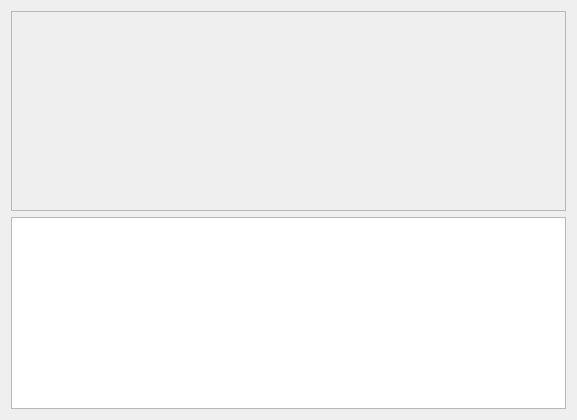
ashleefoureyes/quackjaws, file deliverable2-code/viewclients.ui: the form before one commit.
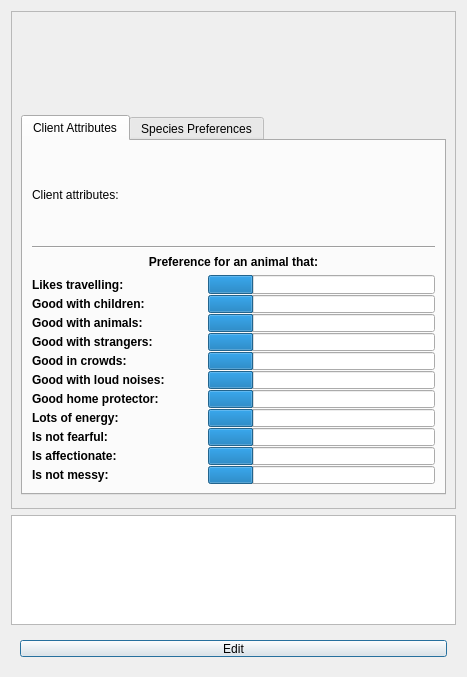
The form after the commit.

Commit message: Working on viewClient with all attributes

What changed in the file:
```diff
--- a/deliverable2-code/viewclients.ui
+++ b/deliverable2-code/viewclients.ui
@@ -6,23 +6,26 @@
    <rect>
     <x>0</x>
     <y>0</y>
-    <width>577</width>
-    <height>420</height>
+    <width>467</width>
+    <height>677</height>
    </rect>
   </property>
   <property name="minimumSize">
    <size>
-    <width>550</width>
+    <width>467</width>
     <height>420</height>
    </size>
   </property>
+  <property name="maximumSize">
+   <size>
+    <width>467</width>
+    <height>677</height>
+   </size>
+  </property>
   <property name="windowTitle">
    <string>Dialog</string>
   </property>
   <layout class="QGridLayout" name="gridLayout">
-   <item row="1" column="0">
-    <widget class="QListWidget" name="clientList"/>
-   </item>
    <item row="0" column="0">
     <widget class="QFrame" name="frame">
      <property name="minimumSize">
@@ -39,35 +42,720 @@
      </property>
      <layout class="QGridLayout" name="gridLayout_2">
       <item row="0" column="0">
-       <widget class="QLabel" name="lbClientInfo">
+       <widget class="QLabel" name="lbContactInfo">
         <property name="minimumSize">
          <size>
-          <width>100</width>
-          <height>100</height>
+          <width>440</width>
+          <height>80</height>
          </size>
         </property>
         <property name="maximumSize">
          <size>
-          <width>1000</width>
-          <height>1000</height>
+          <width>440</width>
+          <height>80</height>
          </size>
         </property>
-        <property name="font">
-         <font>
-          <pointsize>14</pointsize>
-         </font>
-        </property>
         <property name="text">
          <string/>
         </property>
-        <property name="scaledContents">
-         <bool>true</bool>
-        </property>
         <property name="alignment">
          <set>Qt::AlignCenter</set>
         </property>
        </widget>
       </item>
+      <item row="1" column="0">
+       <widget class="QTabWidget" name="tabWidget">
+        <property name="minimumSize">
+         <size>
+          <width>0</width>
+          <height>380</height>
+         </size>
+        </property>
+        <property name="maximumSize">
+         <size>
+          <width>485</width>
+          <height>380</height>
+         </size>
+        </property>
+        <property name="currentIndex">
+         <number>0</number>
+        </property>
+        <widget class="QWidget" name="tab">
+         <attribute name="title">
+          <string>Client Attributes</string>
+         </attribute>
+         <layout class="QVBoxLayout" name="verticalLayout_5">
+          <item>
+           <widget class="QLabel" name="lbClientAttributes">
+            <property name="minimumSize">
+             <size>
+              <width>0</width>
+              <height>90</height>
+             </size>
+            </property>
+            <property name="maximumSize">
+             <size>
+              <width>485</width>
+              <height>90</height>
+             </size>
+            </property>
+            <property name="text">
+             <string>Client attributes:</string>
+            </property>
+           </widget>
+          </item>
+          <item>
+           <widget class="Line" name="line_2">
+            <property name="orientation">
+             <enum>Qt::Horizontal</enum>
+            </property>
+           </widget>
+          </item>
+          <item>
+           <widget class="QLabel" name="label">
+            <property name="font">
+             <font>
+              <weight>75</weight>
+              <bold>true</bold>
+              <underline>false</underline>
+             </font>
+            </property>
+            <property name="text">
+             <string>Preference for an animal that:</string>
+            </property>
+            <property name="alignment">
+             <set>Qt::AlignCenter</set>
+            </property>
+           </widget>
+          </item>
+          <item>
+           <layout class="QVBoxLayout" name="verticalLayout_7">
+            <property name="spacing">
+             <number>1</number>
+            </property>
+            <property name="sizeConstraint">
+             <enum>QLayout::SetDefaultConstraint</enum>
+            </property>
+            <item>
+             <layout class="QHBoxLayout" name="likesTravel_2">
+              <item>
+               <widget class="QLabel" name="lbLikesTravel_2">
+                <property name="minimumSize">
+                 <size>
+                  <width>175</width>
+                  <height>0</height>
+                 </size>
+                </property>
+                <property name="font">
+                 <font>
+                  <weight>75</weight>
+                  <bold>true</bold>
+                 </font>
+                </property>
+                <property name="text">
+                 <string>Likes travelling:</string>
+                </property>
+               </widget>
+              </item>
+              <item>
+               <widget class="QProgressBar" name="barLikesTravel_2">
+                <property name="minimumSize">
+                 <size>
+                  <width>175</width>
+                  <height>0</height>
+                 </size>
+                </property>
+                <property name="minimum">
+                 <number>-1</number>
+                </property>
+                <property name="maximum">
+                 <number>4</number>
+                </property>
+                <property name="value">
+                 <number>0</number>
+                </property>
+                <property name="textVisible">
+                 <bool>false</bool>
+                </property>
+               </widget>
+              </item>
+             </layout>
+            </item>
+            <item>
+             <layout class="QHBoxLayout" name="goodwChildren_2">
+              <item>
+               <widget class="QLabel" name="lbChildren_2">
+                <property name="minimumSize">
+                 <size>
+                  <width>175</width>
+                  <height>0</height>
+                 </size>
+                </property>
+                <property name="font">
+                 <font>
+                  <weight>75</weight>
+                  <bold>true</bold>
+                 </font>
+                </property>
+                <property name="text">
+                 <string>Good with children:</string>
+                </property>
+               </widget>
+              </item>
+              <item>
+               <widget class="QProgressBar" name="barChildren_2">
+                <property name="minimumSize">
+                 <size>
+                  <width>175</width>
+                  <height>0</height>
+                 </size>
+                </property>
+                <property name="minimum">
+                 <number>-1</number>
+                </property>
+                <property name="maximum">
+                 <number>4</number>
+                </property>
+                <property name="value">
+                 <number>0</number>
+                </property>
+                <property name="textVisible">
+                 <bool>false</bool>
+                </property>
+               </widget>
+              </item>
+             </layout>
+            </item>
+            <item>
+             <layout class="QHBoxLayout" name="goodwAnimals_2">
+              <item>
+               <widget class="QLabel" name="lbAnimals_2">
+                <property name="minimumSize">
+                 <size>
+                  <width>175</width>
+                  <height>0</height>
+                 </size>
+                </property>
+                <property name="font">
+                 <font>
+                  <weight>75</weight>
+                  <bold>true</bold>
+                 </font>
+                </property>
+                <property name="text">
+                 <string>Good with animals:</string>
+                </property>
+               </widget>
+              </item>
+              <item>
+               <widget class="QProgressBar" name="barAnimals_2">
+                <property name="minimumSize">
+                 <size>
+                  <width>175</width>
+                  <height>0</height>
+                 </size>
+                </property>
+                <property name="minimum">
+                 <number>-1</number>
+                </property>
+                <property name="maximum">
+                 <number>4</number>
+                </property>
+                <property name="value">
+                 <number>0</number>
+                </property>
+                <property name="textVisible">
+                 <bool>false</bool>
+                </property>
+               </widget>
+              </item>
+             </layout>
+            </item>
+            <item>
+             <layout class="QHBoxLayout" name="goodwStrangers_2">
+              <item>
+               <widget class="QLabel" name="lbStrangers_2">
+                <property name="minimumSize">
+                 <size>
+                  <width>175</width>
+                  <height>0</height>
+                 </size>
+                </property>
+                <property name="font">
+                 <font>
+                  <weight>75</weight>
+                  <bold>true</bold>
+                 </font>
+                </property>
+                <property name="text">
+                 <string>Good with strangers:</string>
+                </property>
+               </widget>
+              </item>
+              <item>
+               <widget class="QProgressBar" name="barStrangers_2">
+                <property name="minimumSize">
+                 <size>
+                  <width>175</width>
+                  <height>0</height>
+                 </size>
+                </property>
+                <property name="minimum">
+                 <number>-1</number>
+                </property>
+                <property name="maximum">
+                 <number>4</number>
+                </property>
+                <property name="value">
+                 <number>0</number>
+                </property>
+                <property name="textVisible">
+                 <bool>false</bool>
+                </property>
+               </widget>
+              </item>
+             </layout>
+            </item>
+            <item>
+             <layout class="QHBoxLayout" name="goodinCrowds_2">
+              <item>
+               <widget class="QLabel" name="lbCrowds_2">
+                <property name="minimumSize">
+                 <size>
+                  <width>175</width>
+                  <height>0</height>
+                 </size>
+                </property>
+                <property name="font">
+                 <font>
+                  <weight>75</weight>
+                  <bold>true</bold>
+                 </font>
+                </property>
+                <property name="text">
+                 <string>Good in crowds:</string>
+                </property>
+               </widget>
+              </item>
+              <item>
+               <widget class="QProgressBar" name="barCrowds_2">
+                <property name="minimumSize">
+                 <size>
+                  <width>175</width>
+                  <height>0</height>
+                 </size>
+                </property>
+                <property name="minimum">
+                 <number>-1</number>
+                </property>
+                <property name="maximum">
+                 <number>4</number>
+                </property>
+                <property name="value">
+                 <number>0</number>
+                </property>
+                <property name="textVisible">
+                 <bool>false</bool>
+                </property>
+               </widget>
+              </item>
+             </layout>
+            </item>
+            <item>
+             <layout class="QHBoxLayout" name="goodwNoise_2">
+              <item>
+               <widget class="QLabel" name="lbNoise_2">
+                <property name="minimumSize">
+                 <size>
+                  <width>175</width>
+                  <height>0</height>
+                 </size>
+                </property>
+                <property name="font">
+                 <font>
+                  <weight>75</weight>
+                  <bold>true</bold>
+                 </font>
+                </property>
+                <property name="text">
+                 <string>Good with loud noises:</string>
+                </property>
+               </widget>
+              </item>
+              <item>
+               <widget class="QProgressBar" name="barNoise_2">
+                <property name="minimumSize">
+                 <size>
+                  <width>175</width>
+                  <height>0</height>
+                 </size>
+                </property>
+                <property name="minimum">
+                 <number>-1</number>
+                </property>
+                <property name="maximum">
+                 <number>4</number>
+                </property>
+                <property name="value">
+                 <number>0</number>
+                </property>
+                <property name="textVisible">
+                 <bool>false</bool>
+                </property>
+               </widget>
+              </item>
+             </layout>
+            </item>
+            <item>
+             <layout class="QHBoxLayout" name="goodProtector_2">
+              <item>
+               <widget class="QLabel" name="lbProtector_2">
+                <property name="minimumSize">
+                 <size>
+                  <width>175</width>
+                  <height>0</height>
+                 </size>
+                </property>
+                <property name="font">
+                 <font>
+                  <weight>75</weight>
+                  <bold>true</bold>
+                 </font>
+                </property>
+                <property name="text">
+                 <string>Good home protector:</string>
+                </property>
+               </widget>
+              </item>
+              <item>
+               <widget class="QProgressBar" name="barProtector_2">
+                <property name="minimumSize">
+                 <size>
+                  <width>175</width>
+                  <height>0</height>
+                 </size>
+                </property>
+                <property name="minimum">
+                 <number>-1</number>
+                </property>
+                <property name="maximum">
+                 <number>4</number>
+                </property>
+                <property name="value">
+                 <number>0</number>
+                </property>
+                <property name="textVisible">
+                 <bool>false</bool>
+                </property>
+               </widget>
+              </item>
+             </layout>
+            </item>
+            <item>
+             <layout class="QHBoxLayout" name="lvlEnergy_2">
+              <item>
+               <widget class="QLabel" name="lbEnergy_2">
+                <property name="minimumSize">
+                 <size>
+                  <width>175</width>
+                  <height>0</height>
+                 </size>
+                </property>
+                <property name="font">
+                 <font>
+                  <weight>75</weight>
+                  <bold>true</bold>
+                 </font>
+                </property>
+                <property name="text">
+                 <string>Lots of energy:</string>
+                </property>
+               </widget>
+              </item>
+              <item>
+               <widget class="QProgressBar" name="barEnergy_2">
+                <property name="minimumSize">
+                 <size>
+                  <width>175</width>
+                  <height>0</height>
+                 </size>
+                </property>
+                <property name="minimum">
+                 <number>-1</number>
+                </property>
+                <property name="maximum">
+                 <number>4</number>
+                </property>
+                <property name="value">
+                 <number>0</number>
+                </property>
+                <property name="textVisible">
+                 <bool>false</bool>
+                </property>
+               </widget>
+              </item>
+             </layout>
+            </item>
+            <item>
+             <layout class="QHBoxLayout" name="lvlFear_2">
+              <item>
+               <widget class="QLabel" name="lbFear_2">
+                <property name="minimumSize">
+                 <size>
+                  <width>175</width>
+                  <height>0</height>
+                 </size>
+                </property>
+                <property name="font">
+                 <font>
+                  <weight>75</weight>
+                  <bold>true</bold>
+                 </font>
+                </property>
+                <property name="text">
+                 <string>Is not fearful:</string>
+                </property>
+               </widget>
+              </item>
+              <item>
+               <widget class="QProgressBar" name="barFear_2">
+                <property name="minimumSize">
+                 <size>
+                  <width>175</width>
+                  <height>0</height>
+                 </size>
+                </property>
+                <property name="minimum">
+                 <number>-1</number>
+                </property>
+                <property name="maximum">
+                 <number>4</number>
+                </property>
+                <property name="value">
+                 <number>0</number>
+                </property>
+                <property name="textVisible">
+                 <bool>false</bool>
+                </property>
+               </widget>
+              </item>
+             </layout>
+            </item>
+            <item>
+             <layout class="QHBoxLayout" name="lvlAffection_2">
+              <item>
+               <widget class="QLabel" name="lbAffection_2">
+                <property name="minimumSize">
+                 <size>
+                  <width>175</width>
+                  <height>0</height>
+                 </size>
+                </property>
+                <property name="font">
+                 <font>
+                  <weight>75</weight>
+                  <bold>true</bold>
+                 </font>
+                </property>
+                <property name="text">
+                 <string>Is affectionate:</string>
+                </property>
+               </widget>
+              </item>
+              <item>
+               <widget class="QProgressBar" name="barAffection_2">
+                <property name="minimumSize">
+                 <size>
+                  <width>175</width>
+                  <height>0</height>
+                 </size>
+                </property>
+                <property name="minimum">
+                 <number>-1</number>
+                </property>
+                <property name="maximum">
+                 <number>4</number>
+                </property>
+                <property name="value">
+                 <number>0</number>
+                </property>
+                <property name="textVisible">
+                 <bool>false</bool>
+                </property>
+               </widget>
+              </item>
+             </layout>
+            </item>
+            <item>
+             <layout class="QHBoxLayout" name="messiness_2">
+              <item>
+               <widget class="QLabel" name="lbMessy_2">
+                <property name="minimumSize">
+                 <size>
+                  <width>175</width>
+                  <height>0</height>
+                 </size>
+                </property>
+                <property name="font">
+                 <font>
+                  <weight>75</weight>
+                  <bold>true</bold>
+                 </font>
+                </property>
+                <property name="text">
+                 <string>Is not messy:</string>
+                </property>
+               </widget>
+              </item>
+              <item>
+               <widget class="QProgressBar" name="barMessy_2">
+                <property name="minimumSize">
+                 <size>
+                  <width>175</width>
+                  <height>0</height>
+                 </size>
+                </property>
+                <property name="minimum">
+                 <number>-1</number>
+                </property>
+                <property name="maximum">
+                 <number>4</number>
+                </property>
+                <property name="value">
+                 <number>0</number>
+                </property>
+                <property name="textVisible">
+                 <bool>false</bool>
+                </property>
+               </widget>
+              </item>
+             </layout>
+            </item>
+           </layout>
+          </item>
+         </layout>
+        </widget>
+        <widget class="QWidget" name="tab_3">
+         <attribute name="title">
+          <string>Species Preferences</string>
+         </attribute>
+         <layout class="QGridLayout" name="gridLayout_3">
+          <item row="0" column="0">
+           <layout class="QHBoxLayout" name="horizontalLayout_2">
+            <item>
+             <widget class="QRadioButton" name="rbSpeciesDog">
+              <property name="text">
+               <string>Dog</string>
+              </property>
+              <attribute name="buttonGroup">
+               <string notr="true">groupSpecies</string>
+              </attribute>
+             </widget>
+            </item>
+            <item>
+             <widget class="QRadioButton" name="rbSpeciesCat">
+              <property name="text">
+               <string>Cat</string>
+              </property>
+              <attribute name="buttonGroup">
+               <string notr="true">groupSpecies</string>
+              </attribute>
+             </widget>
+            </item>
+            <item>
+             <widget class="QRadioButton" name="rbSpeciesBird">
+              <property name="text">
+               <string>Bird</string>
+              </property>
+              <attribute name="buttonGroup">
+               <string notr="true">groupSpecies</string>
+              </attribute>
+             </widget>
+            </item>
+            <item>
+             <widget class="QRadioButton" name="rbSpeciesLizard">
+              <property name="text">
+               <string>Lizard</string>
+              </property>
+              <attribute name="buttonGroup">
+               <string notr="true">groupSpecies</string>
+              </attribute>
+             </widget>
+            </item>
+            <item>
+             <widget class="QRadioButton" name="rbSpeciesRabbit">
+              <property name="text">
+               <string>Rabbit</string>
+              </property>
+              <attribute name="buttonGroup">
+               <string notr="true">groupSpecies</string>
+              </attribute>
+             </widget>
+            </item>
+           </layout>
+          </item>
+          <item row="1" column="0">
+           <widget class="Line" name="line">
+            <property name="orientation">
+             <enum>Qt::Horizontal</enum>
+            </property>
+           </widget>
+          </item>
+          <item row="2" column="0">
+           <widget class="QLabel" name="lbBreedPreferences">
+            <property name="minimumSize">
+             <size>
+              <width>425</width>
+              <height>240</height>
+             </size>
+            </property>
+            <property name="text">
+             <string>BreedPrefs</string>
+            </property>
+            <property name="alignment">
+             <set>Qt::AlignLeading|Qt::AlignLeft|Qt::AlignVCenter</set>
+            </property>
+           </widget>
+          </item>
+         </layout>
+        </widget>
+       </widget>
+      </item>
+     </layout>
+    </widget>
+   </item>
+   <item row="1" column="0">
+    <widget class="QListWidget" name="clientList">
+     <property name="minimumSize">
+      <size>
+       <width>300</width>
+       <height>110</height>
+      </size>
+     </property>
+     <property name="maximumSize">
+      <size>
+       <width>485</width>
+       <height>110</height>
+      </size>
+     </property>
+    </widget>
+   </item>
+   <item row="2" column="0">
+    <widget class="QWidget" name="widget" native="true">
+     <property name="maximumSize">
+      <size>
+       <width>467</width>
+       <height>35</height>
+      </size>
+     </property>
+     <layout class="QVBoxLayout" name="verticalLayout">
+      <item>
+       <widget class="QPushButton" name="buttonEdit">
+        <property name="text">
+         <string>Edit</string>
+        </property>
+       </widget>
+      </item>
      </layout>
     </widget>
    </item>
```
Left out of the diff: 3 changed lines with no effect on the pictures. The commit also changes 8 other files.
